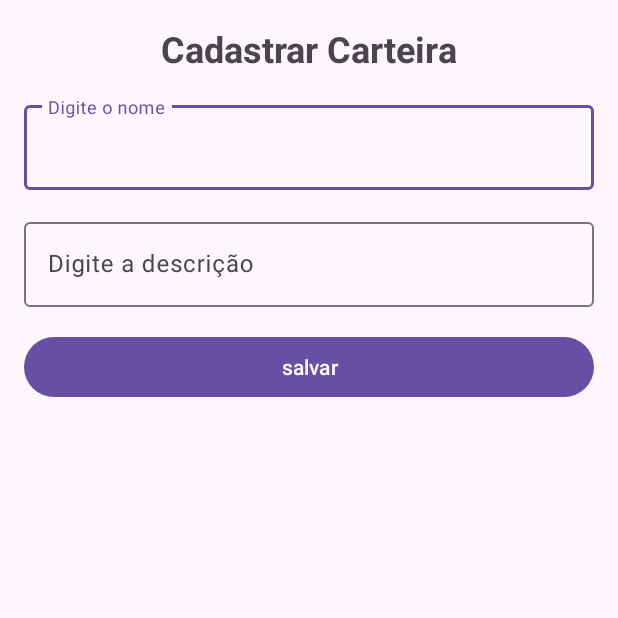
After one commit to tfreitasf/SimuladorCarteiraCrypto, an Android app: the WalletFormActivity screen opened directly, with no data from a screen before it, on a phone screen of 412 x 824 dp, the top half of it. The commit adds this screen. Run offline under Robolectric (Android 15) with nearby library versions, the phone set to English and light mode, and no system bars.

Commit message:
Feat: Implementadas Novas Funcionalidades e Correções nas Telas de Depósito e Saque
- Criada a WalletFormActivity com layout para adicionar ou editar carteiras.
- Implementado View Binding em WalletFormActivity.
- Criado item de layout XML para representar criptomoedas na carteira.
- Adicionadas funções na MainActivity para iniciar WalletFormActivity a partir do botão FAB.
- Realizadas modificações no layout da tela de depósito para melhorar a usabilidade e design.
- Corrigido o posicionamento do botão na tela de saque, movendo-o para fora do TextInputLayout.

```diff
--- a/app/src/main/AndroidManifest.xml
+++ b/app/src/main/AndroidManifest.xml
@@ -14,6 +14,9 @@
         android:supportsRtl="true"
         android:theme="@style/Theme.SimuladorCarteiraCrypto"
         tools:targetApi="31">
+        <activity
+            android:name=".ui.activity.WalletFormActivity"
+            android:exported="false" />
         <activity
             android:name=".ui.activity.WithdrawActivity"
             android:exported="false" />
--- /dev/null
+++ b/app/src/main/java/br/com/povengenharia/simuladorcarteiracrypto/ui/activity/WalletFormActivity.kt
@@ -0,0 +1,17 @@
+package br.com.povengenharia.simuladorcarteiracrypto.ui.activity
+
+import android.os.Bundle
+import androidx.appcompat.app.AppCompatActivity
+import br.com.povengenharia.simuladorcarteiracrypto.databinding.ActivityWalletFormBinding
+
+class WalletFormActivity : AppCompatActivity() {
+
+    private val binding by lazy {
+        ActivityWalletFormBinding.inflate(layoutInflater)
+    }
+
+    override fun onCreate(savedInstanceState: Bundle?) {
+        super.onCreate(savedInstanceState)
+        setContentView(binding.root)
+    }
+}
--- /dev/null
+++ b/app/src/main/res/layout/activity_wallet_form.xml
@@ -0,0 +1,70 @@
+<?xml version="1.0" encoding="utf-8"?>
+<androidx.constraintlayout.widget.ConstraintLayout xmlns:android="http://schemas.android.com/apk/res/android"
+    xmlns:app="http://schemas.android.com/apk/res-auto"
+    xmlns:tools="http://schemas.android.com/tools"
+    android:layout_width="match_parent"
+    android:layout_height="match_parent"
+    tools:context=".ui.activity.WalletFormActivity">
+
+    <TextView
+        android:id="@+id/tvactivity_wallet_form_title"
+        android:layout_width="wrap_content"
+        android:layout_height="wrap_content"
+        android:text="@string/txt_activity_wallet_form_title"
+        app:layout_constraintEnd_toEndOf="parent"
+        android:textSize="24sp"
+        android:layout_margin="16dp"
+        android:textStyle="bold"
+        app:layout_constraintStart_toStartOf="parent"
+        app:layout_constraintTop_toTopOf="parent" />
+
+    <com.google.android.material.textfield.TextInputLayout
+        android:id="@+id/til_activity_wallet_form_name"
+        style="?attr/textInputOutlinedStyle"
+        android:layout_width="0dp"
+        android:layout_height="wrap_content"
+        android:layout_margin="16dp"
+        app:layout_constraintEnd_toEndOf="parent"
+        app:layout_constraintStart_toStartOf="parent"
+        app:layout_constraintTop_toBottomOf="@id/tvactivity_wallet_form_title">
+
+        <com.google.android.material.textfield.TextInputEditText
+            android:id="@+id/et_activity_wallet_form_name"
+            android:layout_width="match_parent"
+            android:layout_height="wrap_content"
+            android:hint="@string/txt_hint_activity_wallet_form_name"
+            android:inputType="text" />
+
+    </com.google.android.material.textfield.TextInputLayout>
+
+    <com.google.android.material.textfield.TextInputLayout
+        android:id="@+id/til_activity_wallet_form_description"
+        style="?attr/textInputOutlinedStyle"
+        android:layout_width="0dp"
+        android:layout_height="wrap_content"
+        android:layout_margin="16dp"
+        app:layout_constraintEnd_toEndOf="parent"
+        app:layout_constraintStart_toStartOf="parent"
+        app:layout_constraintTop_toBottomOf="@id/til_activity_wallet_form_name">
+
+        <com.google.android.material.textfield.TextInputEditText
+            android:id="@+id/et_activity_wallet_form_description"
+            android:layout_width="match_parent"
+            android:layout_height="wrap_content"
+            android:hint="@string/txt_hint_activity_wallet_form_"
+            android:inputType="text" />
+
+    </com.google.android.material.textfield.TextInputLayout>
+
+    <Button
+        android:id="@+id/bt_activity_wallet_form_save"
+        android:layout_width="match_parent"
+        android:layout_height="wrap_content"
+        android:layout_margin="16dp"
+        android:text="@string/txt_btn_activity_wallet_form_save"
+        app:layout_constraintEnd_toEndOf="parent"
+        app:layout_constraintStart_toStartOf="parent"
+        app:layout_constraintTop_toBottomOf="@id/til_activity_wallet_form_description" />
+
+
+</androidx.constraintlayout.widget.ConstraintLayout>
--- a/app/src/main/res/layout/activity_withdraw.xml
+++ b/app/src/main/res/layout/activity_withdraw.xml
@@ -43,6 +43,8 @@
             android:hint="@string/txt_value"
             android:inputType="numberDecimal" />
 
+    </com.google.android.material.textfield.TextInputLayout>
+
     <Button
         android:id="@+id/bt_activity_withdraw_withdraw"
         android:layout_width="match_parent"
@@ -54,9 +56,6 @@
         app:layout_constraintTop_toBottomOf="@id/til_activity_withdraw_withdraw_amount" />
 
 
-    </com.google.android.material.textfield.TextInputLayout>
-
-
 
 
 </androidx.constraintlayout.widget.ConstraintLayout>
--- a/app/src/main/res/values/strings.xml
+++ b/app/src/main/res/values/strings.xml
@@ -9,5 +9,10 @@
     <string name="txt_btn_deposit">DEPOSITAR</string>
     <string name="txt_btn_withdraw">SACAR</string>
     <string name="txt_activity_withdraw_value">Valor</string>
-    <string name="txt_activity_withdraw_amount_prompt">Quanto você deseja sacar</string>
+    <string name="txt_activity_withdraw_amount_prompt">Quanto você deseja sacar?</string>
+    <string name="txt_activity_deposit_amount_prompt">Quanto você deseja depositar?</string>
+    <string name="txt_btn_activity_wallet_form_save">salvar</string>
+    <string name="txt_hint_activity_wallet_form_name">Digite o nome</string>
+    <string name="txt_hint_activity_wallet_form_">Digite a descrição</string>
+    <string name="txt_activity_wallet_form_title">Cadastrar Carteira</string>
 </resources>
```
Also changed, not shown: app/src/main/java/br/com/povengenharia/simuladorcarteiracrypto/ui/activity/MainActivity.kt (+14 -0 lines), app/src/main/res/layout/activity_deposit.xml (+14 -5 lines), app/src/main/res/layout/coin_wallet_item.xml (added, +81 -0 lines). Lines whose indentation alone changed are shown as unchanged.
